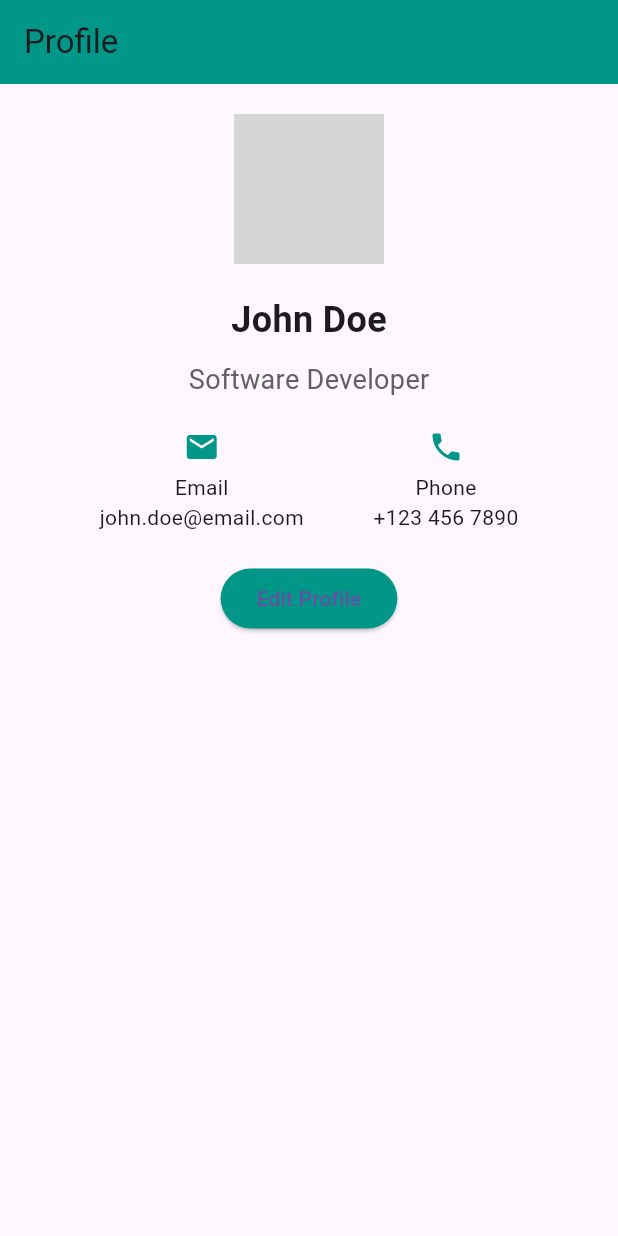
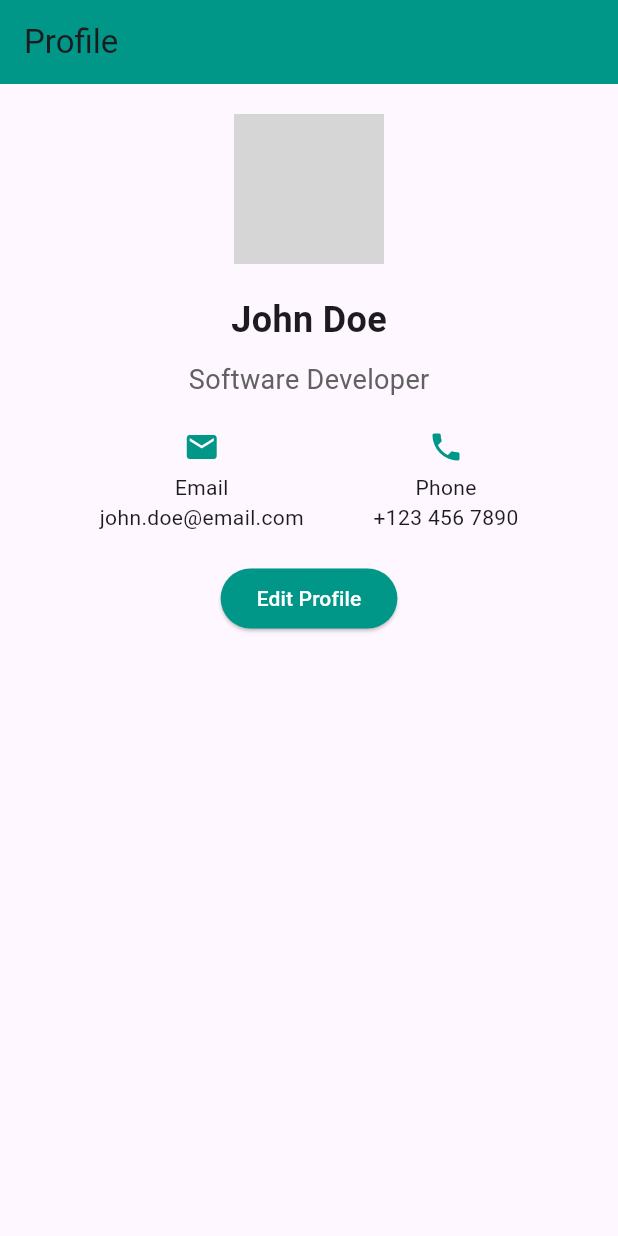
Before and after one commit to SabillillahX/try, a Flutter app: the screen it shows after launch, on a phone screen of 412 x 824 dp. Run offline on Flutter 3.47's test engine with Material 3 defaults, Android fonts, the phone set to English and light mode, and no system bars; grey boxes are pictures that could not be loaded.

Commit message:
baru aja dirubah

```diff
--- a/lib/profile/screen.dart
+++ b/lib/profile/screen.dart
@@ -1,4 +1,5 @@
 import 'package:flutter/material.dart';
+import 'package:main/homepage/pageanjay.dart';
 
 class ProfileScreen extends StatelessWidget {
   const ProfileScreen({super.key});
@@ -61,11 +62,16 @@ class ProfileScreen extends StatelessWidget {
             ElevatedButton(
               onPressed: () {
                 // Aksi saat tombol di tekan
+                Navigator.push(context,
+                    MaterialPageRoute(builder: (context) => HomePage()));
               },
               style: ElevatedButton.styleFrom(
                 backgroundColor: Colors.teal,
               ),
-              child: const Text('Edit Profile'),
+              child: const Text(
+                'Edit Profile',
+                style: TextStyle(color: Colors.white),
+              ),
             ),
           ],
         ),
```
Also changed, not shown: lib/homepage/pageanjay.dart (added, +38 -0 lines).
